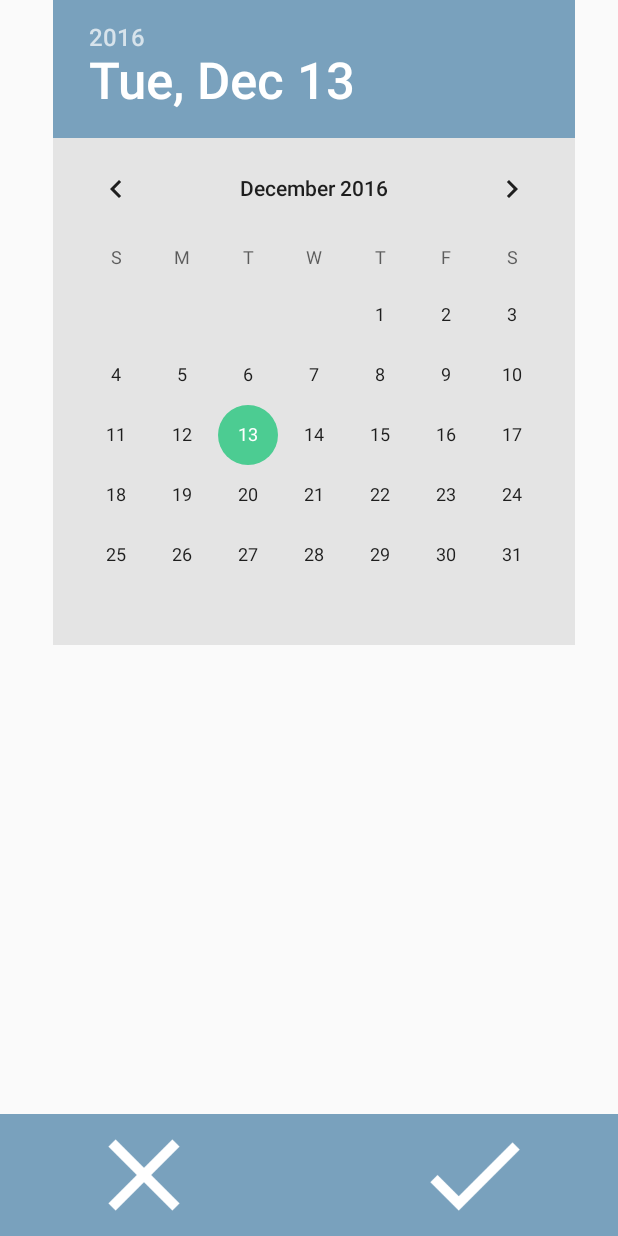
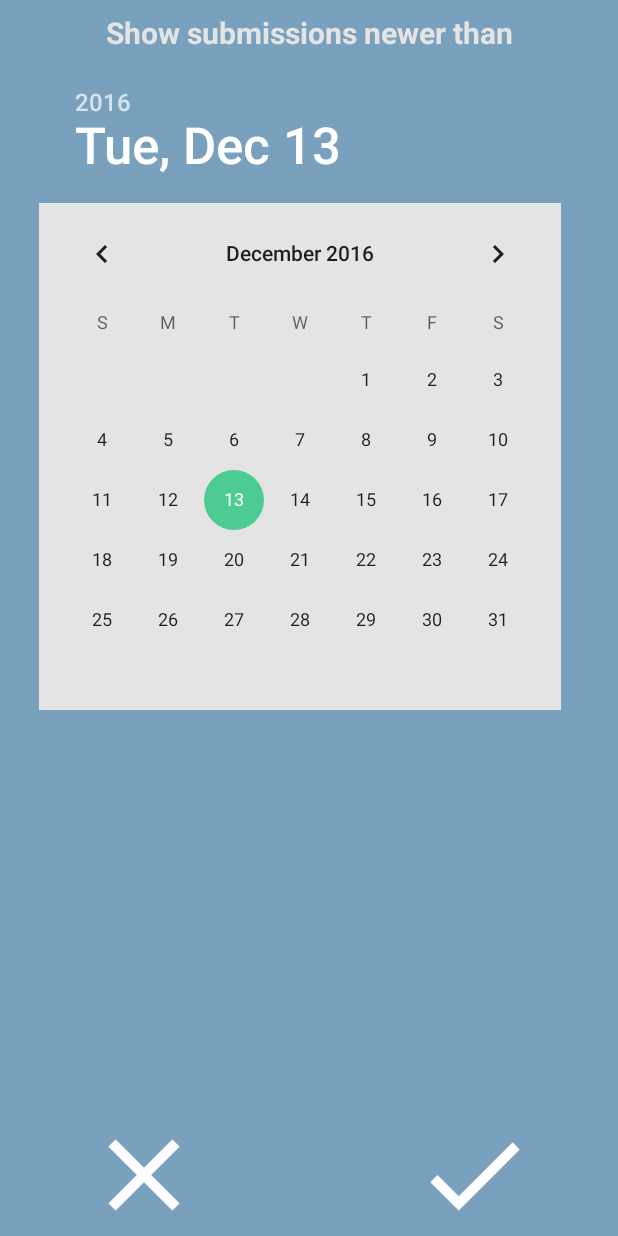
Before and after one commit to harmittaa/LukeApp, an Android app: the layout popup_calendar.xml on its own in the app's theme, with its tools: preview values and no code run, on a phone screen of 412 x 824 dp. Run offline under Robolectric (Android 15) with nearby library versions, the phone set to English and light mode, and no system bars.

Commit message:
Added instructional text above the calendar

```diff
--- a/app/src/main/java/com/luke/lukef/lukeapp/tools/LukeNetUtils.java
+++ b/app/src/main/java/com/luke/lukef/lukeapp/tools/LukeNetUtils.java
@@ -523,7 +523,7 @@ public class LukeNetUtils {
      */
     public Bitmap getMapThumbnail(final Location center, final int width, final int height) throws ExecutionException, InterruptedException {
         final String urlString1 = "https://maps.googleapis.com/maps/api/staticmap?center=" +
-                center.getLatitude() + ",%20" + center.getLongitude() + "&zoom=14&size=" +
+                center.getLatitude() + ",%20" + center.getLongitude() + "&zoom=16&size=" +
                 width + "x" + height + "&maptype=normal&markers=color:red|"+center.getLatitude()+","+center.getLongitude();
         Log.e(TAG, "getMapThumbnail: Marker url: \n" + urlString1 );
         return getBitmapFromURL(urlString1);
--- a/app/src/main/res/layout/popup_calendar.xml
+++ b/app/src/main/res/layout/popup_calendar.xml
@@ -4,28 +4,56 @@
     xmlns:tools="http://schemas.android.com/tools"
     android:id="@+id/popup_calendar_root"
     android:layout_width="match_parent"
+    android:background="@color/colorPrimary"
     android:layout_height="match_parent">
 
     <DatePicker
         android:id="@+id/popup_calendar_datepicker"
         android:layout_width="wrap_content"
         android:layout_height="wrap_content"
+        android:layout_marginTop="8dp"
         android:background="@color/vintage_vanilla_white"
         android:headerBackground="@color/colorPrimary"
-        app:layout_constraintHorizontal_bias="0.55"
+        app:layout_constraintHorizontal_bias="0.41"
+        app:layout_constraintLeft_toLeftOf="parent"
+        app:layout_constraintRight_toRightOf="parent"
+        app:layout_constraintTop_toBottomOf="@+id/textView8" />
+
+    <TextView
+        android:id="@+id/textView8"
+        android:layout_width="wrap_content"
+        android:layout_height="wrap_content"
+        android:layout_marginLeft="16dp"
+        android:layout_marginRight="16dp"
+        android:layout_marginTop="8dp"
+        android:layout_marginBottom="8dp"
+        android:textColor="@color/vintage_vanilla_white"
+        android:textSize="20dp"
+        android:textStyle="bold"
+        android:text="@string/show_submissions_newer_than"
         app:layout_constraintLeft_toLeftOf="parent"
         app:layout_constraintRight_toRightOf="parent"
         app:layout_constraintTop_toTopOf="parent" />
+
+    <android.support.constraint.Guideline
+        android:id="@+id/guideline26"
+        android:layout_width="360dp"
+        android:layout_height="wrap_content"
+        android:orientation="horizontal"
+        app:layout_constraintGuide_percent="0.9015625"
+        app:layout_constraintTop_toBottomOf="@+id/popup_calendar_datepicker"
+        tools:layout_editor_absoluteX="0dp"
+        tools:layout_editor_absoluteY="577dp" />
 
     <RelativeLayout
         android:layout_width="0dp"
         android:layout_height="0dp"
         android:background="@color/colorPrimary"
+        app:layout_constraintBottom_toBottomOf="parent"
+        app:layout_constraintHorizontal_bias="0.0"
         app:layout_constraintLeft_toLeftOf="parent"
         app:layout_constraintRight_toRightOf="parent"
-        app:layout_constraintHorizontal_bias="0.0"
-        app:layout_constraintTop_toTopOf="@+id/guideline26"
-        app:layout_constraintBottom_toBottomOf="parent">
+        app:layout_constraintTop_toTopOf="@id/guideline26">
 
         <ImageButton
             android:id="@+id/popup_calendar_cancel"
@@ -46,15 +74,4 @@
             app:srcCompat="@drawable/luke_tick" />
     </RelativeLayout>
 
-    <android.support.constraint.Guideline
-        android:layout_width="360dp"
-        android:layout_height="wrap_content"
-        android:id="@+id/guideline26"
-        android:orientation="horizontal"
-        app:layout_constraintGuide_percent="0.9015625"
-        tools:layout_editor_absoluteY="577dp"
-        tools:layout_editor_absoluteX="0dp"
-        app:layout_constraintTop_toBottomOf="@+id/popup_calendar_datepicker"/>
-
-
 </android.support.constraint.ConstraintLayout>
--- a/app/src/main/res/values/strings.xml
+++ b/app/src/main/res/values/strings.xml
@@ -32,5 +32,6 @@
     <string name="category_title">Category title</string>
     <string name="category_description">Category description</string>
     <string name="button_category">Category</string>
+    <string name="show_submissions_newer_than">Show submissions newer than</string>
 
 </resources>
```
